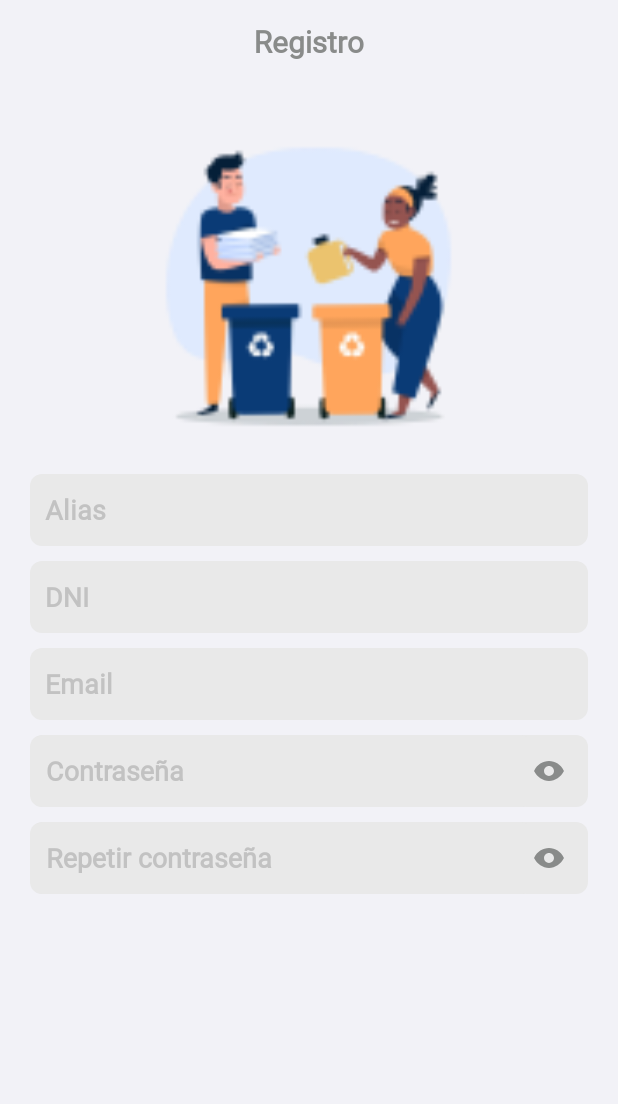
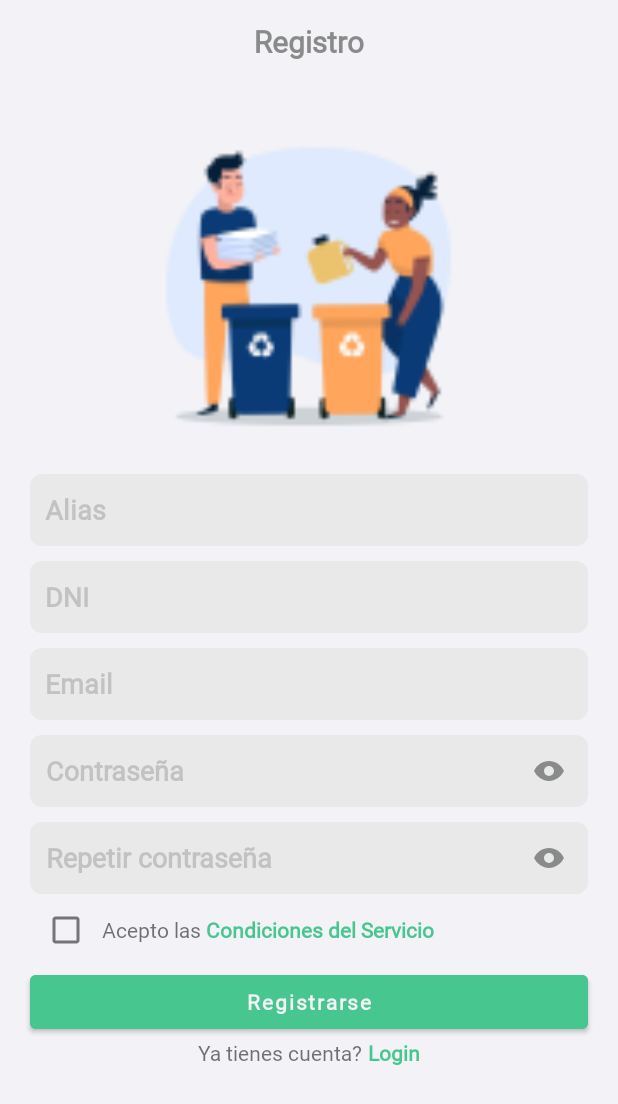
Before and after one commit to SoraBeat/TpFinalTUSI, an Android app: the Registro screen opened directly, with no data from a screen before it, on a phone screen of 412 x 824 dp. Shown: the top 1104 px of the screen. Run offline under Robolectric (Android 15) with nearby library versions, the phone set to English and light mode, and no system bars.

Commit message:
Registro visual

```diff
--- a/app/src/main/java/com/example/tpfinaltusi/activities/Registro.java
+++ b/app/src/main/java/com/example/tpfinaltusi/activities/Registro.java
@@ -3,24 +3,39 @@ package com.example.tpfinaltusi.activities;
 import androidx.appcompat.app.ActionBar;
 import androidx.appcompat.app.AppCompatActivity;
 
+import android.app.AlertDialog;
+import android.content.DialogInterface;
+import android.content.Intent;
 import android.os.Bundle;
+import android.text.Html;
 import android.text.method.HideReturnsTransformationMethod;
 import android.text.method.PasswordTransformationMethod;
 import android.view.View;
+import android.widget.Button;
+import android.widget.CheckBox;
 import android.widget.EditText;
 import android.widget.ImageButton;
 import android.widget.TextView;
+import android.widget.Toast;
 
 import com.example.tpfinaltusi.R;
 
+import java.util.regex.Pattern;
+
 public class Registro extends AppCompatActivity {
-    boolean passwordVisible = true;
-    boolean repeatPasswordVisible = true;
+    private boolean passwordVisible = true;
+    private boolean repeatPasswordVisible = true;
+    private EditText etAlias;
+    private EditText etDni;
+    private EditText etMail;
     private EditText etPassword;
+    private EditText etRepeatPassword;
     private ImageButton togglePasswordButton;
-    private EditText etRepeatPassword;
     private ImageButton toggleRepeatPasswordButton;
-
+    private CheckBox cbCondiciones;
+    private TextView btnCondicionesDelServicio;
+    private Button btnRegistrarse;
+    private TextView btnLogin;
 
     @Override
     protected void onCreate(Bundle savedInstanceState) {
@@ -42,13 +57,57 @@ public class Registro extends AppCompatActivity {
 
         setContentView(R.layout.activity_registro);
         /////////////////////////////////////OBTENER ELEMENTOS///////////////////////////////////////////////
+        etAlias = findViewById(R.id.et_alias);
+        etDni = findViewById(R.id.et_dni);
+        etMail = findViewById(R.id.et_mail);
         etPassword = findViewById(R.id.et_password);
+        etRepeatPassword = findViewById(R.id.et_repeatPassword);
+        cbCondiciones = findViewById(R.id.cb_TerminosCondiciones);
+        btnCondicionesDelServicio = findViewById(R.id.btn_condicionesDelServicio);
         togglePasswordButton = findViewById(R.id.togglePasswordButton);
-        etRepeatPassword = findViewById(R.id.et_repeatPassword);
         toggleRepeatPasswordButton = findViewById(R.id.toggleRepeatPasswordButton);
+        btnRegistrarse = findViewById(R.id.btn_registrarse);
+        btnLogin = findViewById(R.id.btn_login);
         /////////////////////////////////////FUNCIONES COMPORTAMIENTO////////////////////////////////////////
         comportamientoMostrarOcultarContrasenia();
         comportamientoMostrarOcultarContraseniaRepetida();
+        comportamientoBotonCondicionesDelServicio();
+        comportamientoBotonLogin();
+        comportamientoBotonRegistro();
+    }
+    private void comportamientoBotonLogin(){
+        //Control boton registrarse
+        btnLogin.setOnClickListener(new View.OnClickListener() {
+            @Override
+            public void onClick(View v) {
+                Intent intent = new Intent(getApplicationContext(),Login.class);
+                startActivity(intent);
+            }
+        });
+    }
+    private void comportamientoBotonCondicionesDelServicio() {
+        btnCondicionesDelServicio.setOnClickListener(new View.OnClickListener() {
+            @Override
+            public void onClick(View v) {
+                // Crear un cuadro de diálogo personalizado para mostrar las condiciones del servicio
+                AlertDialog.Builder builder = new AlertDialog.Builder(Registro.this);
+                builder.setTitle("Condiciones del Servicio");
+                builder.setMessage(R.string.terminos_condicones);
+
+                // Botón de Aceptar
+                builder.setPositiveButton(Html.fromHtml("<font color='#47C68F'>Aceptar</font>"), new DialogInterface.OnClickListener() {
+                    public void onClick(DialogInterface dialog, int id) {
+                        // Cerrar el cuadro de diálogo
+                        dialog.dismiss();
+                    }
+                });
+
+                // Mostrar el cuadro de diálogo
+                AlertDialog dialog = builder.create();
+                dialog.show();
+            }
+        });
+
     }
     private void comportamientoMostrarOcultarContrasenia(){
         //Controlar mostrar ocultar contraseña
@@ -88,4 +147,39 @@ public class Registro extends AppCompatActivity {
             }
         });
     }
+    private void comportamientoBotonRegistro(){
+        btnRegistrarse.setOnClickListener(new View.OnClickListener() {
+            @Override
+            public void onClick(View v) {
+                Pattern patternMail = Pattern.compile( "^[_A-Za-z0-9-+]+(.[_A-Za-z0-9-]+)*@[A-Za-z0-9-]+(.[A-Za-z0-9]+)*(.[A-Za-z]{2,})$");
+                if(etAlias.getText().toString().equals("")){
+                    etAlias.setError("Campo requerido");
+                }else if(etAlias.getText().toString().length()<3){
+                    etAlias.setError("Minimo 3 caracteres");
+                }else if(etAlias.getText().toString().length()>10){
+                    etAlias.setError("Maximo 10 caracteres");
+                }else if(etDni.getText().toString().equals("")){
+                    etDni.setError("Campo requerido");
+                }else if(etDni.getText().toString().length()>10){
+                    etDni.setError("Maximo 10 caracteres");
+                }else if(etMail.getText().toString().equals("")){
+                    etMail.setError("Campo requerido");
+                }else if(!patternMail.matcher(etMail.getText().toString()).matches()){
+                    etMail.setError("Email invalido");
+                }else if(etPassword.getText().toString().equals("")){
+                    etPassword.setError("Campo requerido");
+                }else if(etPassword.getText().toString().length()<3){
+                    etPassword.setError("Minimo 3 caracteres");
+                }else if(etPassword.getText().toString().length()>10){
+                    etPassword.setError("Maximo 10 caracteres");
+                }else if(!etRepeatPassword.getText().toString().equals(etPassword.getText().toString())){
+                    etRepeatPassword.setError("Las contraseñas no coinciden");
+                }else if(!cbCondiciones.isChecked()){
+                    Toast.makeText(getApplicationContext(), "Debe aceptar Terminos y Condiciones", Toast.LENGTH_SHORT).show();
+                }else{
+                    ///////ACA PROGRAMAR REGISTRO
+                }
+            }
+        });
+    }
 }
--- a/app/src/main/res/layout/activity_registro.xml
+++ b/app/src/main/res/layout/activity_registro.xml
@@ -1,14 +1,16 @@
-<?xml version="1.0" encoding="utf-8"?>
+<?xml version="1.0" encoding="utf-8"?><!DOCTYPE ScrollView>
 <ScrollView xmlns:android="http://schemas.android.com/apk/res/android"
     xmlns:app="http://schemas.android.com/apk/res-auto"
     xmlns:tools="http://schemas.android.com/tools"
     android:layout_width="match_parent"
     android:layout_height="match_parent"
     tools:context=".activities.Registro">
+
     <LinearLayout
         android:layout_width="match_parent"
         android:layout_height="match_parent"
         android:orientation="vertical">
+
         <ImageView
             android:layout_width="250dp"
             android:layout_height="250dp"
@@ -17,6 +19,7 @@
             android:scaleX="1.5"
             android:scaleY="1.5"
             android:src="@mipmap/ic_reciclyng_person_1_foreground" />
+
         <EditText
             android:id="@+id/et_alias"
             android:layout_width="match_parent"
@@ -29,6 +32,7 @@
             android:textColor="@color/darkGrey"
             android:textColorHint="@color/grey"
             android:textStyle="bold" />
+
         <EditText
             android:id="@+id/et_dni"
             android:layout_width="match_parent"
@@ -42,6 +46,7 @@
             android:textColor="@color/darkGrey"
             android:textColorHint="@color/grey"
             android:textStyle="bold" />
+
         <EditText
             android:id="@+id/et_mail"
             android:layout_width="match_parent"
@@ -55,13 +60,14 @@
             android:textColor="@color/darkGrey"
             android:textColorHint="@color/grey"
             android:textStyle="bold" />
+
         <androidx.constraintlayout.widget.ConstraintLayout
             android:layout_width="match_parent"
             android:layout_height="48dp"
             android:layout_marginHorizontal="20dp"
+            android:layout_marginBottom="10dp"
             android:background="@drawable/rec_rounded"
-            android:orientation="horizontal"
-            android:layout_marginBottom="10dp">
+            android:orientation="horizontal">
 
             <EditText
                 android:id="@+id/et_password"
@@ -95,6 +101,7 @@
                 app:layout_constraintWidth_percent="0.1" />
 
         </androidx.constraintlayout.widget.ConstraintLayout>
+
         <androidx.constraintlayout.widget.ConstraintLayout
             android:layout_width="match_parent"
             android:layout_height="48dp"
@@ -135,6 +142,63 @@
 
         </androidx.constraintlayout.widget.ConstraintLayout>
 
+        <LinearLayout
+            android:layout_width="match_parent"
+            android:layout_height="wrap_content"
+            android:layout_marginHorizontal="20dp"
+            android:orientation="horizontal">
+
+            <CheckBox
+                android:id="@+id/cb_TerminosCondiciones"
+                android:layout_width="48dp"
+                android:layout_height="48dp"
+                android:gravity="center"
+                />
+
+            <TextView
+                android:layout_width="wrap_content"
+                android:layout_height="wrap_content"
+                android:text="Acepto las " />
+
+            <TextView
+                android:id="@+id/btn_condicionesDelServicio"
+                android:layout_width="wrap_content"
+                android:layout_height="wrap_content"
+                android:text="Condiciones del Servicio"
+                android:textColor="@color/green"
+                android:textStyle="bold" />
+        </LinearLayout>
+
+        <Button
+            android:id="@+id/btn_registrarse"
+            android:layout_width="match_parent"
+            android:layout_height="wrap_content"
+            android:layout_gravity="center"
+            android:layout_marginHorizontal="20dp"
+            android:backgroundTint="@color/green"
+            android:text="Registrarse"
+            android:textAllCaps="false"
+            android:textColor="@color/white"
+            android:textStyle="bold" />
+
+        <LinearLayout
+            android:layout_width="match_parent"
+            android:layout_height="wrap_content"
+            android:gravity="center">
+
+            <TextView
+                android:layout_width="wrap_content"
+                android:layout_height="wrap_content"
+                android:text="Ya tienes cuenta? " />
+
+            <TextView
+                android:id="@+id/btn_login"
+                android:layout_width="wrap_content"
+                android:layout_height="wrap_content"
+                android:text="Login"
+                android:textColor="@color/green"
+                android:textStyle="bold" />
+        </LinearLayout>
     </LinearLayout>
 
 </ScrollView>
--- a/app/src/main/res/values/strings.xml
+++ b/app/src/main/res/values/strings.xml
@@ -1,3 +1,48 @@
 <resources>
     <string name="app_name">TpFinalTUSI</string>
+    <string name="terminos_condicones">Términos y Condiciones de Uso de la Plataforma EcoSostenible\n
+    \n
+    Estos Términos y Condiciones de Uso ("Términos") rigen el uso de la plataforma móvil integral "EcoSostenible: Cuidando Nuestro Entorno" ("Plataforma") proporcionada por [Tu Nombre de Empresa o Desarrollador] ("Nosotros" o "Nuestra"). Al utilizar la Plataforma, aceptas estos Términos en su totalidad. Si no estás de acuerdo con estos Términos, por favor, no utilices la Plataforma.\n
+    \n
+    1. Uso de la Plataforma\n
+    \n
+    1.1. La Plataforma tiene como objetivo fomentar la participación ciudadana y la responsabilidad ambiental, permitiendo a los usuarios señalar incidentes ambientales, ubicar puntos de reciclaje y centros de acopio, y participar en prácticas sostenibles.\n
+    \n
+    1.2. Te comprometes a utilizar la Plataforma de manera ética y responsable, respetando los derechos de otros usuarios y cumpliendo con todas las leyes y regulaciones aplicables.\n
+    \n
+    2. Privacidad y Datos del Usuario\n
+    \n
+    2.1. Al utilizar la Plataforma, aceptas nuestra Política de Privacidad, que describe cómo recopilamos, utilizamos y compartimos tus datos personales. Debes revisar nuestra Política de Privacidad para comprender cómo manejamos tus datos.\n
+    \n
+    3. Propiedad Intelectual\n
+    \n
+    3.1. Nuestra Plataforma, incluyendo su diseño, contenido y logotipos, está protegida por derechos de propiedad intelectual. No tienes permiso para copiar, modificar o distribuir ningún contenido de la Plataforma sin nuestro consentimiento previo por escrito.\n
+    \n
+    4. Responsabilidad\n
+    \n
+    4.1. No nos hacemos responsables por ningún daño, pérdida o perjuicio que puedas sufrir como resultado del uso de la Plataforma.\n
+    \n
+    5. Colaboraciones y Contenido de Terceros\n
+    \n
+    5.1. Podemos colaborar con organizaciones ambientales, autoridades locales y otros terceros. No somos responsables de las acciones o contenido de terceros.\n
+    \n
+    6. Actualizaciones y Cambios\n
+    \n
+    6.1. Podemos actualizar o cambiar estos Términos en cualquier momento. Te notificaremos sobre cambios importantes. Si continúas utilizando la Plataforma después de la modificación de los Términos, se considerará que aceptas los cambios.\n
+    \n
+    7. Terminación\n
+    \n
+    7.1. Nos reservamos el derecho de terminar tu acceso o uso de la Plataforma en cualquier momento, por cualquier motivo, sin previo aviso.\n
+    \n
+    8. Ley Aplicable\n
+    \n
+    8.1. Estos Términos se rigen por las leyes de [País o Jurisdicción], y cualquier disputa relacionada con estos Términos estará sujeta a la jurisdicción exclusiva de los tribunales de [Ciudad o Jurisdicción].\n
+    \n
+    9. Contacto\n
+    \n
+    9.1. Si tienes preguntas o comentarios sobre estos Términos, contáctanos en lautaroa.lr@gmail.com.\n
+    \n
+    Por favor, lee estos Términos y Condiciones cuidadosamente antes de aceptarlos y utilizar la Plataforma. Si tienes alguna pregunta o inquietud sobre estos Términos, te recomendamos buscar asesoramiento legal antes de aceptarlos.
+</string>
+
 </resources>
```
